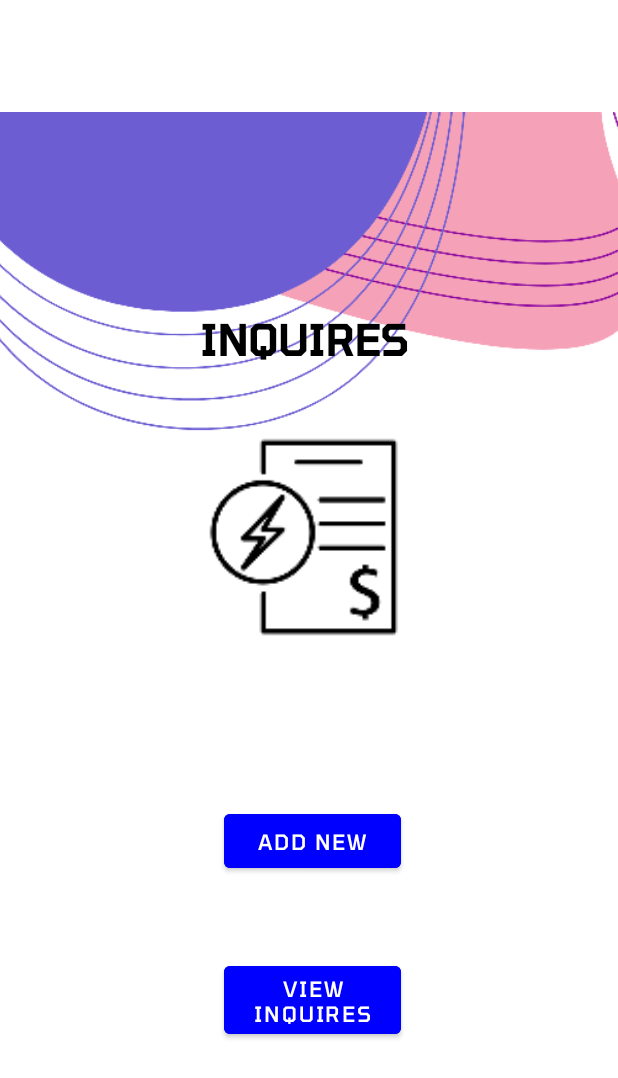
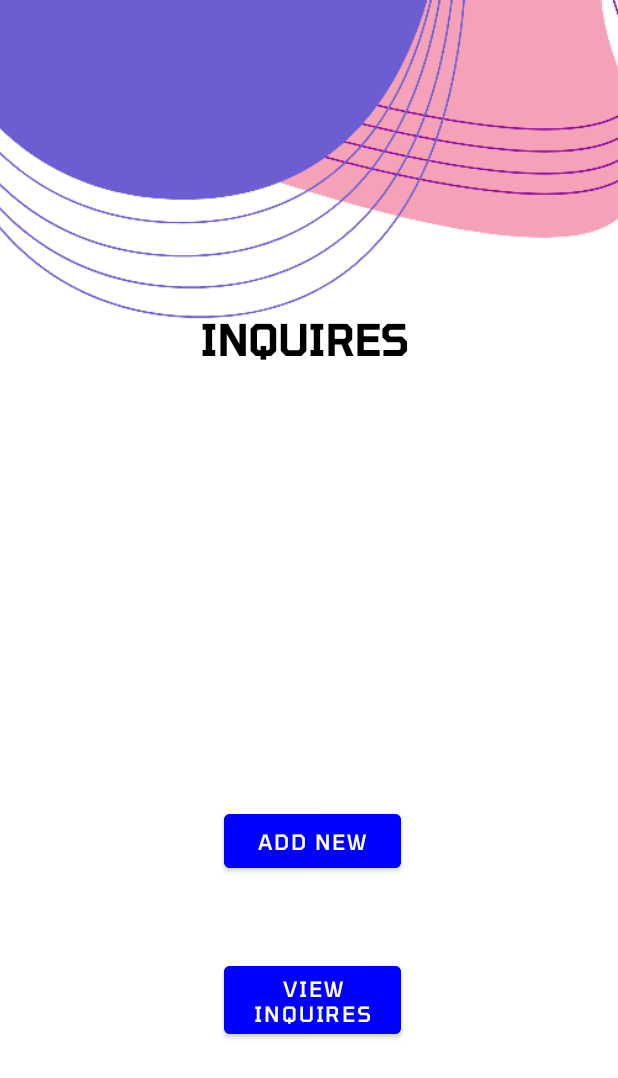
Before and after one commit to HasiraSubhath/Customer_Inquiry, an Android app: the screen it shows after launch (MainActivity), on a phone screen of 412 x 824 dp. Shown: the top 1078 px of the screen. Run offline under Robolectric (Android 15) with nearby library versions, the light colour scheme and no system bars.

Commit message:
fix: rename xml

```diff
--- a/app/src/main/AndroidManifest.xml
+++ b/app/src/main/AndroidManifest.xml
@@ -12,13 +12,13 @@
         android:theme="@style/Theme.Kotlin_bill"
         tools:targetApi="31">
         <activity
-            android:name=".activities.BillDetailsActivity"
+            android:name=".activities.InquiryDetailsActivity"
             android:exported="false" />
         <activity
-            android:name=".activities.BillFetchingActivity"
+            android:name=".activities.InquiryFetchingActivity"
             android:exported="false" />
         <activity
-            android:name=".activities.BillInsertionActivity"
+            android:name=".activities.InquiryInsertionActivity"
             android:exported="false" />
         <activity
             android:name=".activities.MainActivity"
--- a/app/src/main/java/com/kotlin/mad/activities/BillInsertionActivity.kt
+++ b/app/src/main/java/com/kotlin/mad/activities/InquiryInsertionActivity.kt
@@ -5,12 +5,12 @@ import android.os.Bundle
 import android.widget.Button
 import android.widget.EditText
 import android.widget.Toast
-import com.kotlin.mad.models.BillModel
+import com.kotlin.mad.models.InquiryModel
 import com.kotlin.mad.R
 import com.google.firebase.database.DatabaseReference
 import com.google.firebase.database.FirebaseDatabase
 
-class BillInsertionActivity : AppCompatActivity() {
+class InquiryInsertionActivity : AppCompatActivity() {
 
     //initializing variables
 
@@ -70,7 +70,7 @@ class BillInsertionActivity : AppCompatActivity() {
             //genrate unique ID
             val cId = dbRef.push().key!!
 
-            val bill = BillModel(cId, cName, cNumber, cType, cInquiry)
+            val bill = InquiryModel(cId, cName, cNumber, cType, cInquiry)
 
             dbRef.child(cId).setValue(bill)
                 .addOnCompleteListener {
--- a/app/src/main/java/com/kotlin/mad/activities/MainActivity.kt
+++ b/app/src/main/java/com/kotlin/mad/activities/MainActivity.kt
@@ -21,12 +21,12 @@ class MainActivity : AppCompatActivity() {
         btnFetchData = findViewById(R.id.btnFetchData)
 
         btnInsertData.setOnClickListener {
-            val intent = Intent(this, BillInsertionActivity::class.java)
+            val intent = Intent(this, InquiryInsertionActivity::class.java)
             startActivity(intent)
         }
 
         btnFetchData.setOnClickListener {
-            val intent = Intent(this, BillFetchingActivity::class.java)
+            val intent = Intent(this, InquiryFetchingActivity::class.java)
             startActivity(intent)
         }
 
--- a/app/src/main/java/com/kotlin/mad/models/BillModel.kt
+++ b/app/src/main/java/com/kotlin/mad/models/InquiryModel.kt
@@ -1,6 +1,6 @@
 package com.kotlin.mad.models
 
-data class BillModel(
+data class InquiryModel(
     var cId: String? = null,
     var cName: String? = null,
     var cNumber: String? = null,
--- a/app/src/main/res/layout/activity_fetching.xml
+++ b/app/src/main/res/layout/activity_fetching.xml
@@ -4,7 +4,7 @@
     xmlns:tools="http://schemas.android.com/tools"
     android:layout_width="match_parent"
     android:layout_height="match_parent"
-    tools:context=".activities.BillFetchingActivity">
+    tools:context=".activities.InquiryFetchingActivity">
 
     <androidx.recyclerview.widget.RecyclerView
         android:id="@+id/rvEmp"
@@ -14,7 +14,7 @@
         android:layout_marginTop="1dp"
         android:layout_marginEnd="1dp"
         android:layout_marginBottom="1dp"
-        tools:listitem="@layout/bill_list_item"
+        tools:listitem="@layout/inquiry_list_item"
         app:layout_constraintBottom_toBottomOf="parent"
         app:layout_constraintEnd_toEndOf="parent"
         app:layout_constraintStart_toStartOf="parent"
--- a/app/src/main/res/layout/activity_bill_details.xml
+++ b/app/src/main/res/layout/activity_inquiry_details.xml
@@ -4,7 +4,7 @@
     xmlns:tools="http://schemas.android.com/tools"
     android:layout_width="match_parent"
     android:layout_height="match_parent"
-    tools:context=".activities.BillDetailsActivity">
+    tools:context=".activities.InquiryDetailsActivity">
 
     <ImageView
         android:id="@+id/imageView"
--- a/app/src/main/res/layout/activity_insertion.xml
+++ b/app/src/main/res/layout/activity_insertion.xml
@@ -5,7 +5,7 @@
     android:layout_width="match_parent"
     android:layout_height="match_parent"
 
-    tools:context=".activities.BillInsertionActivity">
+    tools:context=".activities.InquiryInsertionActivity">
 
     <ImageView
         android:id="@+id/imageView2"
--- a/app/src/main/res/layout/activity_main.xml
+++ b/app/src/main/res/layout/activity_main.xml
@@ -10,25 +10,10 @@
         android:id="@+id/imageView4"
         android:layout_width="525dp"
         android:layout_height="261dp"
-        android:layout_marginBottom="488dp"
-        app:layout_constraintBottom_toBottomOf="parent"
         app:layout_constraintEnd_toEndOf="parent"
         app:layout_constraintHorizontal_bias="0.157"
         app:layout_constraintStart_toStartOf="parent"
         app:srcCompat="@drawable/top_signup" />
-
-    <ImageView
-        android:id="@+id/imageView3"
-        android:layout_width="141dp"
-        android:layout_height="137dp"
-        android:layout_marginStart="125dp"
-        android:layout_marginEnd="125dp"
-        android:layout_marginBottom="67dp"
-        app:layout_constraintBottom_toTopOf="@+id/btnInsertData"
-        app:layout_constraintEnd_toEndOf="parent"
-        app:layout_constraintStart_toStartOf="parent"
-        app:layout_constraintTop_toBottomOf="@+id/textView"
-        app:srcCompat="@drawable/bill1" />
 
     <TextView
         android:id="@+id/textView"
```
Also changed, not shown: app/src/main/java/com/kotlin/mad/activities/InquiryDetailsActivity.kt (renamed from app/src/main/java/com/kotlin/mad/activities/BillDetailsActivity.kt, +5 -5 lines), app/src/main/java/com/kotlin/mad/activities/InquiryFetchingActivity.kt (renamed from app/src/main/java/com/kotlin/mad/activities/BillFetchingActivity.kt, +9 -9 lines), app/src/main/java/com/kotlin/mad/adapters/InquiryAdapter.kt (renamed from app/src/main/java/com/kotlin/mad/adapters/BillAdapter.kt, +4 -4 lines), app/src/main/res/layout/inquiry_list_item.xml (renamed from app/src/main/res/layout/bill_list_item.xml).
